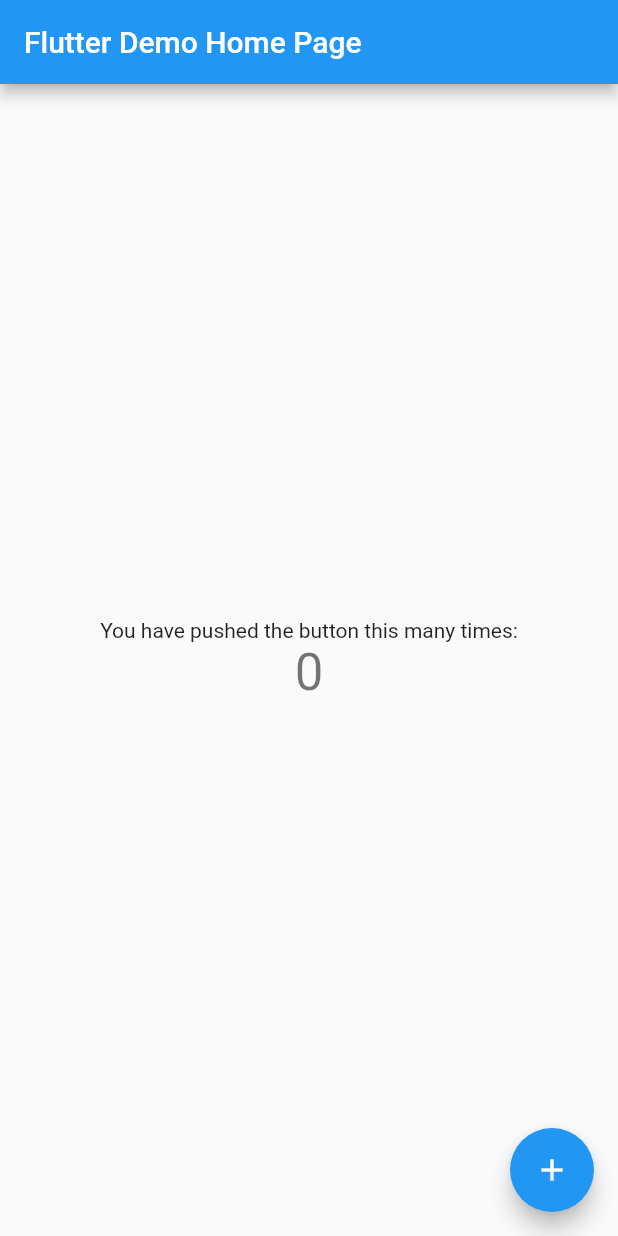
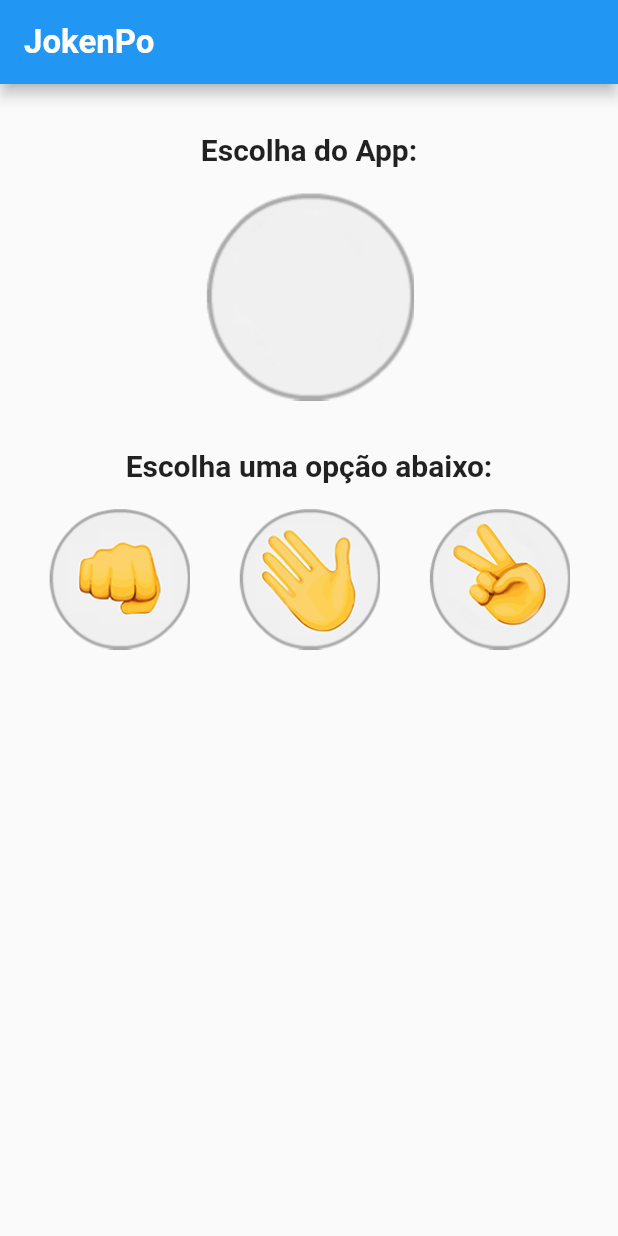
Before and after one commit to felipeabreu86/flutter_jokenpo, a Flutter app: the screen it shows after launch, on a phone screen of 412 x 824 dp. Run offline on Flutter 3.47's test engine with Material 2 defaults, Android fonts, the phone set to English and light mode, and no system bars.

Commit message:
Se aplicado, este commit irá criar o layout do app Jokenpo

```diff
--- /dev/null
+++ b/lib/Home/home.dart
@@ -0,0 +1,77 @@
+import 'dart:math';
+
+import 'package:flutter/material.dart';
+
+class Home extends StatefulWidget {
+  const Home({Key? key}) : super(key: key);
+
+  @override
+  _HomeState createState() => _HomeState();
+}
+
+class _HomeState extends State<Home> {
+  var opcoesJogo = ["papel", "pedra", "tesoura"];
+  var escolhaUsuario = -1;
+  var escolhaApp = -1;
+
+  void jogar() {
+    escolhaUsuario = Random().nextInt(opcoesJogo.length);
+    escolhaApp = Random().nextInt(opcoesJogo.length);
+    setState(() {});
+  }
+
+  @override
+  Widget build(BuildContext context) {
+    return Scaffold(
+      appBar: AppBar(
+        title: Text(
+          "JokenPo",
+          style: TextStyle(fontSize: 22, fontWeight: FontWeight.bold),
+        ),
+        backgroundColor: Colors.blue,
+      ),
+      body: Center(
+        child: Column(
+          //mainAxisAlignment: MainAxisAlignment.center,
+          crossAxisAlignment: CrossAxisAlignment.center,
+          children: [
+            Padding(
+              padding: EdgeInsets.only(top: 32, bottom: 16),
+              child: Text(
+                "Escolha do App:",
+                textAlign: TextAlign.center,
+                style: TextStyle(fontSize: 20, fontWeight: FontWeight.bold),
+              ),
+            ),
+            Image.asset("assets/images/padrao.png"),
+            Padding(
+              padding: EdgeInsets.only(top: 32, bottom: 16),
+              child: Text(
+                "Escolha uma opção abaixo:",
+                textAlign: TextAlign.center,
+                style: TextStyle(fontSize: 20, fontWeight: FontWeight.bold),
+              ),
+            ),
+            Row(
+              mainAxisAlignment: MainAxisAlignment.spaceEvenly,
+              children: [
+                Image.asset(
+                  "assets/images/pedra.png",
+                  height: 95,
+                ),
+                Image.asset(
+                  "assets/images/papel.png",
+                  height: 95,
+                ),
+                Image.asset(
+                  "assets/images/tesoura.png",
+                  height: 95,
+                ),
+              ],
+            ),
+          ],
+        ),
+      ),
+    );
+  }
+}
--- a/lib/main.dart
+++ b/lib/main.dart
@@ -1,113 +1,10 @@
 import 'package:flutter/material.dart';
+import 'Home/home.dart';
 
+/// Função que inicializa o app
 void main() {
-  runApp(MyApp());
+  runApp(MaterialApp(
+    debugShowCheckedModeBanner: false,
+    home: Home(),
+  ));
 }
-
-class MyApp extends StatelessWidget {
-  // This widget is the root of your application.
-  @override
-  Widget build(BuildContext context) {
-    return MaterialApp(
-      title: 'Flutter Demo',
-      theme: ThemeData(
-        // This is the theme of your application.
-        //
-        // Try running your application with "flutter run". You'll see the
-        // application has a blue toolbar. Then, without quitting the app, try
-        // changing the primarySwatch below to Colors.green and then invoke
-        // "hot reload" (press "r" in the console where you ran "flutter run",
-        // or simply save your changes to "hot reload" in a Flutter IDE).
-        // Notice that the counter didn't reset back to zero; the application
-        // is not restarted.
-        primarySwatch: Colors.blue,
-      ),
-      home: MyHomePage(title: 'Flutter Demo Home Page'),
-    );
-  }
-}
-
-class MyHomePage extends StatefulWidget {
-  MyHomePage({Key? key, required this.title}) : super(key: key);
-
-  // This widget is the home page of your application. It is stateful, meaning
-  // that it has a State object (defined below) that contains fields that affect
-  // how it looks.
-
-  // This class is the configuration for the state. It holds the values (in this
-  // case the title) provided by the parent (in this case the App widget) and
-  // used by the build method of the State. Fields in a Widget subclass are
-  // always marked "final".
-
-  final String title;
-
-  @override
-  _MyHomePageState createState() => _MyHomePageState();
-}
-
-class _MyHomePageState extends State<MyHomePage> {
-  int _counter = 0;
-
-  void _incrementCounter() {
-    setState(() {
-      // This call to setState tells the Flutter framework that something has
-      // changed in this State, which causes it to rerun the build method below
-      // so that the display can reflect the updated values. If we changed
-      // _counter without calling setState(), then the build method would not be
-      // called again, and so nothing would appear to happen.
-      _counter++;
-    });
-  }
-
-  @override
-  Widget build(BuildContext context) {
-    // This method is rerun every time setState is called, for instance as done
-    // by the _incrementCounter method above.
-    //
-    // The Flutter framework has been optimized to make rerunning build methods
-    // fast, so that you can just rebuild anything that needs updating rather
-    // than having to individually change instances of widgets.
-    return Scaffold(
-      appBar: AppBar(
-        // Here we take the value from the MyHomePage object that was created by
-        // the App.build method, and use it to set our appbar title.
-        title: Text(widget.title),
-      ),
-      body: Center(
-        // Center is a layout widget. It takes a single child and positions it
-        // in the middle of the parent.
-        child: Column(
-          // Column is also a layout widget. It takes a list of children and
-          // arranges them vertically. By default, it sizes itself to fit its
-          // children horizontally, and tries to be as tall as its parent.
-          //
-          // Invoke "debug painting" (press "p" in the console, choose the
-          // "Toggle Debug Paint" action from the Flutter Inspector in Android
-          // Studio, or the "Toggle Debug Paint" command in Visual Studio Code)
-          // to see the wireframe for each widget.
-          //
-          // Column has various properties to control how it sizes itself and
-          // how it positions its children. Here we use mainAxisAlignment to
-          // center the children vertically; the main axis here is the vertical
-          // axis because Columns are vertical (the cross axis would be
-          // horizontal).
-          mainAxisAlignment: MainAxisAlignment.center,
-          children: <Widget>[
-            Text(
-              'You have pushed the button this many times:',
-            ),
-            Text(
-              '$_counter',
-              style: Theme.of(context).textTheme.headline4,
-            ),
-          ],
-        ),
-      ),
-      floatingActionButton: FloatingActionButton(
-        onPressed: _incrementCounter,
-        tooltip: 'Increment',
-        child: Icon(Icons.add),
-      ), // This trailing comma makes auto-formatting nicer for build methods.
-    );
-  }
-}
```
Also changed, not shown: pubspec.yaml (+5 -3 lines), assets/images/padrao.png (added), assets/images/papel.png (added), assets/images/pedra.png (added), assets/images/tesoura.png (added), 2 other files.
